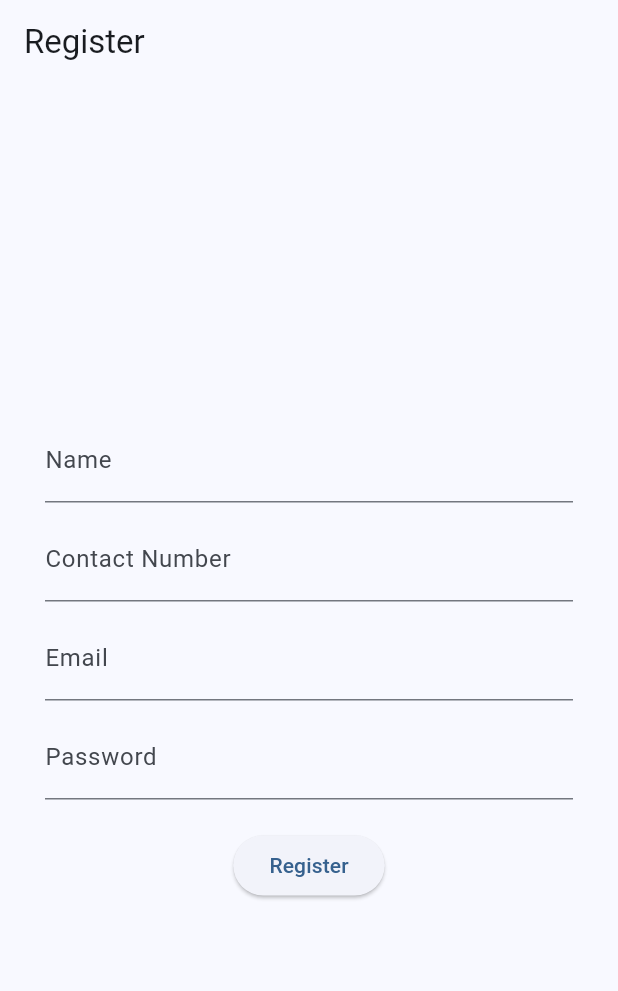
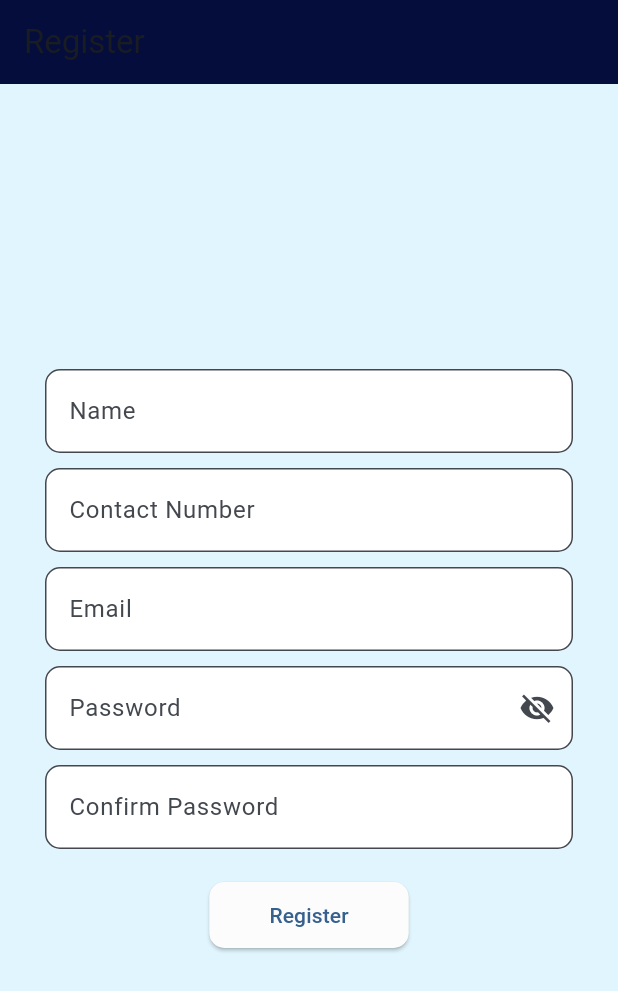
Before and after one commit to dipanshughime/deliveryX, a Flutter app: the screen it shows after launch, on a phone screen of 412 x 824 dp. Shown: the top 991 px of the screen. Run offline on Flutter 3.47's test engine with Material 2 defaults, Android fonts, the light colour scheme and no system bars; our stand-ins replace animate_do, firebase_auth, firebase_core; accounts and stored records are empty.

Commit message:
ui changed->registration pg.

```diff
--- a/lib/registration.dart
+++ b/lib/registration.dart
@@ -13,11 +13,20 @@ class _RegistrationPageState extends State<RegistrationPage> {
       TextEditingController();
   final TextEditingController _emailController = TextEditingController();
   final TextEditingController _passwordController = TextEditingController();
+  final TextEditingController _confirmPasswordController =
+      TextEditingController();
 
   final FirebaseAuth _auth = FirebaseAuth.instance;
 
+  bool _showPassword = false;
+
   Future<void> _register() async {
     try {
+      if (_passwordController.text != _confirmPasswordController.text) {
+        // Passwords don't match, show an error message or alert
+        return;
+      }
+
       final UserCredential userCredential =
           await _auth.createUserWithEmailAndPassword(
         email: _emailController.text,
@@ -40,36 +49,109 @@ class _RegistrationPageState extends State<RegistrationPage> {
   @override
   Widget build(BuildContext context) {
     return Scaffold(
-      appBar: AppBar(title: Text('Register')),
-      body: Padding(
+      appBar: AppBar(
+        title: Text('Register'),
+        backgroundColor: const Color.fromARGB(255, 5, 13, 60),
+      ),
+      body: Container(
+        decoration: BoxDecoration(
+          color: Colors.lightBlue[50], // Light blue background color
+        ),
+        child: Padding(
           padding: const EdgeInsets.all(30.0),
           child: Column(
             mainAxisAlignment: MainAxisAlignment.center,
             children: [
               TextField(
                 controller: _nameController,
-                decoration: const InputDecoration(
-                    labelText: 'Name', hintText: 'Enter your name')),
+                decoration: InputDecoration(
+                  labelText: 'Name',
+                  hintText: 'Enter your name',
+                  filled: true,
+                  fillColor: Colors.white,
+                  border: OutlineInputBorder(
+                    borderRadius: BorderRadius.circular(10.0),
+                  ),
+                ),
+              ),
               SizedBox(height: 10),
               TextField(
                 controller: _contactNumberController,
-                decoration: const InputDecoration(
+                decoration: InputDecoration(
                   labelText: 'Contact Number',
-                    hintText: 'Enter your number')),
+                  hintText: 'Enter your number',
+                  filled: true,
+                  fillColor: Colors.white,
+                  border: OutlineInputBorder(
+                    borderRadius: BorderRadius.circular(10.0),
+                  ),
+                ),
+              ),
               SizedBox(height: 10),
               TextField(
                 controller: _emailController,
-                decoration: const InputDecoration(
-                    labelText: 'Email', hintText: 'Enter your email')),
+                decoration: InputDecoration(
+                  labelText: 'Email',
+                  hintText: 'Enter your email',
+                  filled: true,
+                  fillColor: Colors.white,
+                  border: OutlineInputBorder(
+                    borderRadius: BorderRadius.circular(10.0),
+                  ),
+                ),
+              ),
               SizedBox(height: 10),
               TextField(
                 controller: _passwordController,
-                obscureText: true,
-                decoration: const InputDecoration(
-                    labelText: 'Password', hintText: 'Password')),
+                obscureText: !_showPassword,
+                decoration: InputDecoration(
+                  labelText: 'Password',
+                  hintText: 'Password',
+                  filled: true,
+                  fillColor: Colors.white,
+                  border: OutlineInputBorder(
+                    borderRadius: BorderRadius.circular(10.0),
+                  ),
+                  suffixIcon: IconButton(
+                    onPressed: () {
+                      setState(() {
+                        _showPassword = !_showPassword;
+                      });
+                    },
+                    icon: Icon(
+                      _showPassword ? Icons.visibility : Icons.visibility_off,
+                    ),
+                  ),
+                ),
+              ),
+              SizedBox(height: 10),
+              TextField(
+                controller: _confirmPasswordController,
+                obscureText: !_showPassword,
+                decoration: InputDecoration(
+                  labelText: 'Confirm Password',
+                  hintText: 'Confirm Password',
+                  filled: true,
+                  fillColor: Colors.white,
+                  border: OutlineInputBorder(
+                    borderRadius: BorderRadius.circular(10.0),
+                  ),
+                ),
+              ),
               SizedBox(height: 20),
-            ElevatedButton(onPressed: _register, child: Text('Register')),
+              ElevatedButton(
+                onPressed: _register,
+                child: Text('Register'),
+                style: ElevatedButton.styleFrom(
+                  primary: Color.fromARGB(255, 252, 252, 252),
+                  padding: EdgeInsets.symmetric(horizontal: 40, vertical: 12),
+                  shape: RoundedRectangleBorder(
+                    borderRadius: BorderRadius.circular(10),
+                  ),
+                ),
+              ),
             ],
+          ),
         ),
       ),
     );
```
Also changed, not shown: 7 other files. Lines whose indentation alone changed are shown as unchanged.
